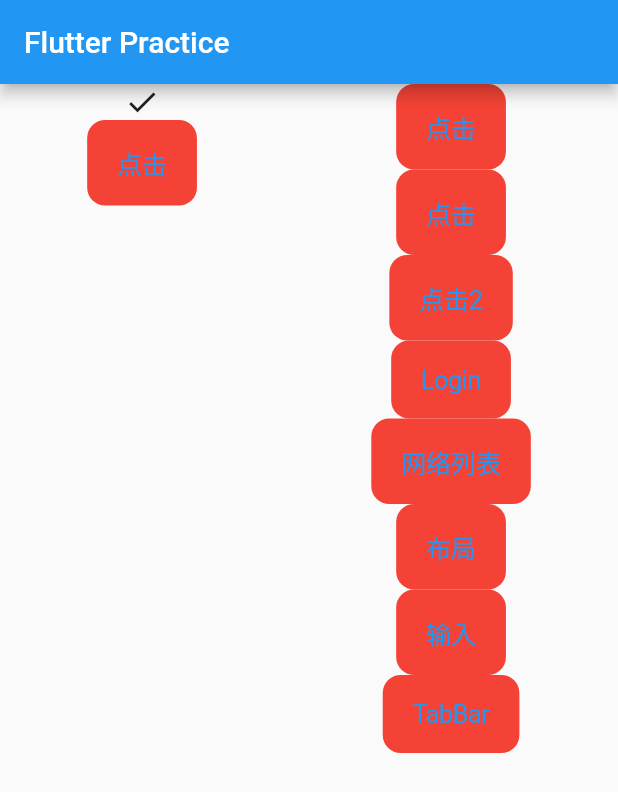
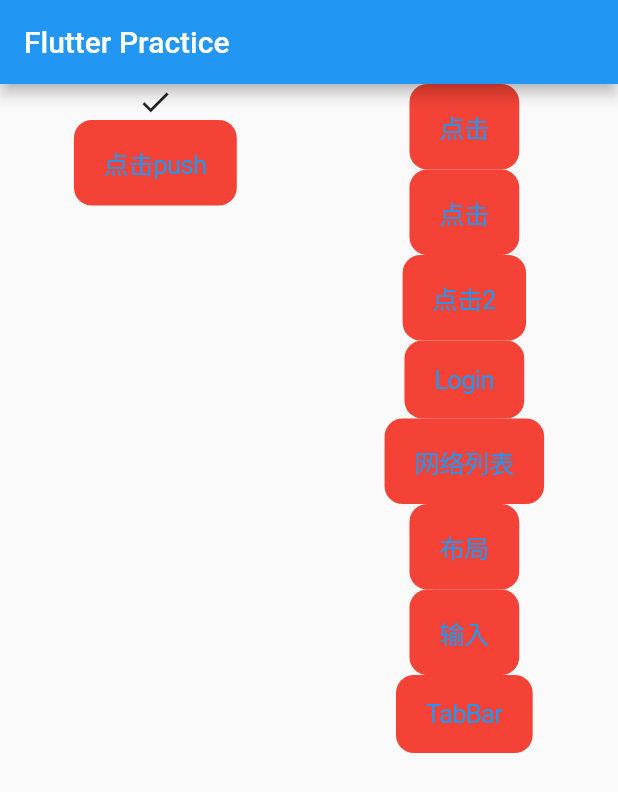
Before and after one commit to catcups/flutter_-practice, a Flutter app: the screen it shows after launch, on a phone screen of 412 x 824 dp. Shown: the top 792 px of the screen. Run offline on Flutter 3.47's test engine with Material 2 defaults, Android fonts, the phone set to English and light mode, and no system bars; our stand-ins replace fluttertoast, oktoast.

Commit message:
add List

```diff
--- a/lib/mainPage.dart
+++ b/lib/mainPage.dart
@@ -20,6 +20,18 @@ class MyAppC extends StatelessWidget {
 }
 
 class FirstPage extends StatelessWidget {
+    // 使用构造创建
+  var list1 = new List();
+  //创建一个int类型的list
+  List intlist = [1, 2, 3];
+  // 创建一个常量List， 不可以改变的List
+  List constList = const['10', 7, 23];
+   //  在数组中可以存放多个不同类型的对象
+  var list = ['push传值', '点击', '点击', '点击', '点击',
+              '点击', '点击', '点击', '点击', '点击',
+              '点击', '点击', '点击', '点击', '点击',
+              '点击', '点击', '点击', '点击', '点击'];
+
   @override
   Widget build(BuildContext context) {
       return new Scaffold(
@@ -33,7 +45,7 @@ class FirstPage extends StatelessWidget {
                 Column(children: <Widget>[
                   Icon(Icons.done),
                   new CupertinoButton(
-                  child: Text('点击'),
+                  child: Text('点击push'),
                   onPressed: () {
                     // Navigator.pushNamed(context, '/one');
                     Navigator.of(context).push(MaterialPageRoute(builder: (context){
```
Also changed, not shown: 1 other file.
